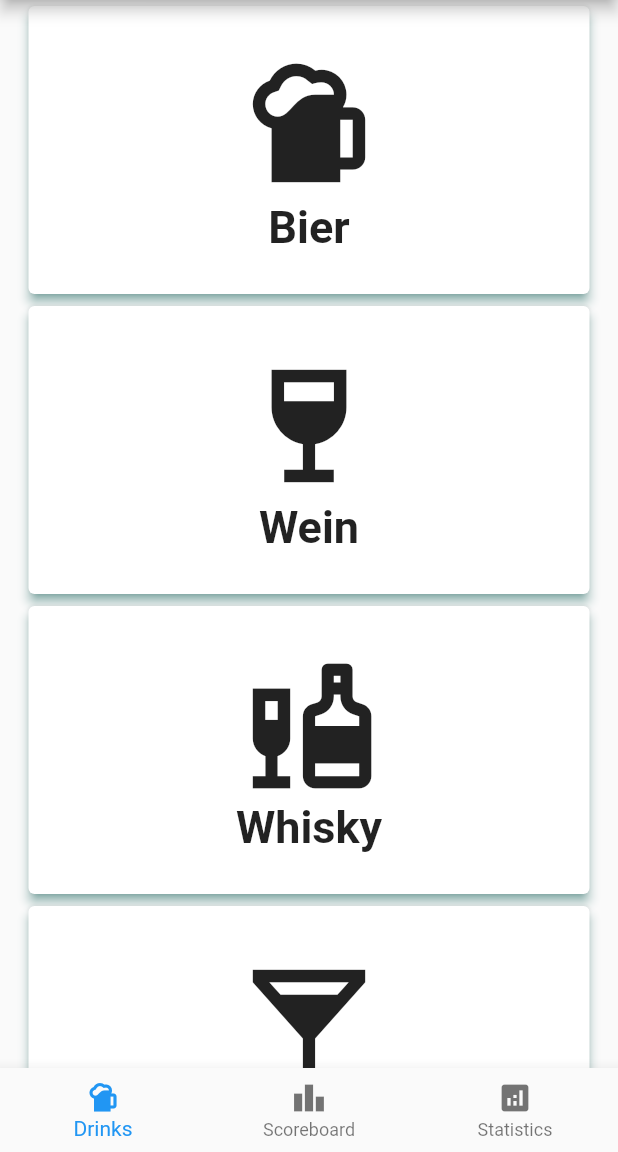
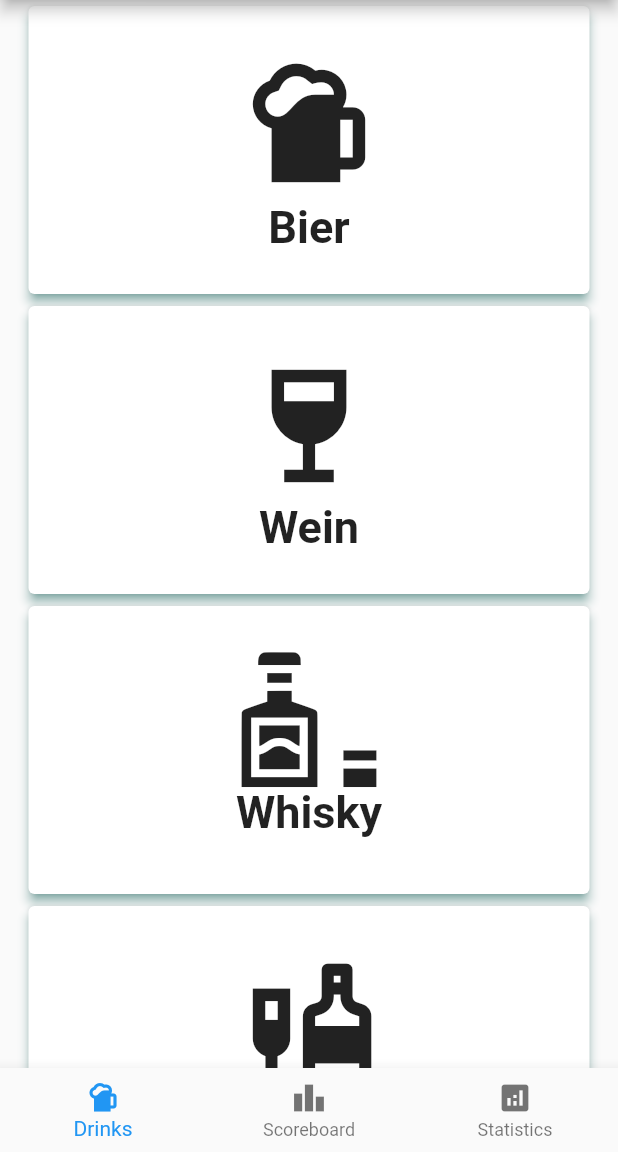
Before and after one commit to Blauben/competitive_sauf_tracker, a Flutter app: the screen it shows after launch, on a phone screen of 412 x 824 dp, the part 84-1236 px from its top. Run offline on Flutter 3.47's test engine with Material 2 defaults, Android fonts, the phone set to English and light mode, and no system bars; our stand-ins replace sqflite; accounts and stored records are empty.

Commit message:
Added Custom Icons

```diff
--- a/lib/main_features/drink_selector/beer/body/beer_selector.dart
+++ b/lib/main_features/drink_selector/beer/body/beer_selector.dart
@@ -13,20 +13,20 @@ class BeerSelectorBody extends StatelessWidget {
         Container(
           margin: EdgeInsets.only(left: 15, right: 15),
           height: 200,
-          child: DrinkSelectorItem(title: "Klein (0,33L)", icon: Icon(Icons.sports_bar, size: 100),),
+          child: DrinkSelectorItem(title: "Klein (0,33L)", icon: Icon(Icons.sports_bar, size: 100), onPressed: () => {},),
 
         ),
         Container(
           margin: EdgeInsets.only(left: 15, right: 15),
           height: 200,
-          child: DrinkSelectorItem(title: "Halbe (0,5L)", icon: Icon(Icons.sports_bar, size: 100),),
+          child: DrinkSelectorItem(title: "Halbe (0,5L)", icon: Icon(Icons.sports_bar, size: 100), onPressed: () => {},),
 
         ),
 
         Container(
           margin: EdgeInsets.only(left: 15, right: 15),
           height: 200,
-          child: DrinkSelectorItem(title: "Mass (1L)", icon: Icon(Icons.sports_bar, size: 100),),
+          child: DrinkSelectorItem(title: "Mass (1L)", icon: Icon(Icons.sports_bar, size: 100), onPressed: () => {},),
 
         ),
       ],
--- a/lib/main_features/drink_selector/body/drink_selector.dart
+++ b/lib/main_features/drink_selector/body/drink_selector.dart
@@ -1,38 +1,71 @@
 import 'package:flutter/material.dart';
+import 'package:sauf_tracker/main_features/drink_selector/beer/body/beer_selector.dart';
 import 'package:sauf_tracker/main_features/drink_selector/widgets/drink_selector_item.dart';
+import 'package:sauf_tracker/util_features/custom_icons/domain/model/custom_icons.dart';
 
 
 
-class DrinkSelectorBody extends StatelessWidget {
+class DrinkSelectorBody extends StatefulWidget {
   const DrinkSelectorBody({Key? key}) : super(key: key);
+
+  @override
+  State<DrinkSelectorBody> createState() => _DrinkSelectorBodyState();
+}
+
+class _DrinkSelectorBodyState extends State<DrinkSelectorBody> {
+  int currentIndex  = 0;
+  late List<Widget> drinkSelectorBodies;
+  @override
+  void initState() {
+    drinkSelectorBodies = [_MainDrinkSelector(showBody: _showBody), const BeerSelectorBody()];
+    super.initState();
+  }
+
+  @override
+  Widget build(BuildContext context) {
+    return drinkSelectorBodies[currentIndex];
+  }
+
+  void _showBody(int index) {
+    print("Show body");
+    setState(() {
+      currentIndex = index;
+    });
+  }
+
+
+}
+
+
+
+class _MainDrinkSelector extends StatelessWidget {
+  final Function(int) showBody;
+  const _MainDrinkSelector({Key? key, required this.showBody}) : super(key: key);
 
   @override
   Widget build(BuildContext context) {
     return ListView(
       children: [
-        _buildCardItem(title: "Bier", icon: Icon(Icons.sports_bar, size: 100,)),
-        _buildCardItem(title: "Wein", icon: Icon(Icons.wine_bar, size: 100,)),
+        _buildCardItem(title: "Bier", icon: const Icon(Icons.sports_bar, size: 100,), index: 1),
+        _buildCardItem(title: "Wein", icon: const Icon(Icons.wine_bar, size: 100,), index: 2),
 
-        _buildCardItem(title: "Whisky", icon: Icon(Icons.liquor, size: 100,)),
+        _buildCardItem(title: "Whisky", icon: const Icon(CustomIcons.whiskey, size: 90,), index: 3),
 
-        _buildCardItem(title: "Cocktail", icon: Icon(Icons.local_bar_sharp, size: 100,))
+        _buildCardItem(title: "Shot", icon: const Icon(Icons.liquor, size: 100,), index: 4),
+
+        _buildCardItem(title: "Cocktail", icon: const Icon(CustomIcons.cocktail, size: 100,), index: 5)
 
       ],
     );
   }
 
-  Container _buildCardItem({required String title, required Icon icon}) {
+  Container _buildCardItem({required String title, required Icon icon, required int index}) {
     return Container(
-      margin: EdgeInsets.only(left: 15, right: 15),
+      margin: const EdgeInsets.only(left: 15, right: 15),
       height: 200,
-      child: DrinkSelectorItem(title: title, icon: icon,),
+      child: DrinkSelectorItem(title: title, icon: icon, onPressed: () => showBody(index),),
+
 
     );
   }
-
-  void _showBody(int index) {
-
-  }
-
-
 }
--- a/lib/main_features/drink_selector/widgets/drink_selector_item.dart
+++ b/lib/main_features/drink_selector/widgets/drink_selector_item.dart
@@ -3,8 +3,8 @@ import 'package:flutter/material.dart';
 class DrinkSelectorItem extends StatelessWidget {
   String title;
   Icon icon;
-  Function? onPressed;
-  DrinkSelectorItem({Key? key, required this.title, required this.icon, this.onPressed}) : super(key: key);
+  void Function() onPressed;
+  DrinkSelectorItem({Key? key, required this.title, required this.icon, required this.onPressed}) : super(key: key);
 
   @override
   Widget build(BuildContext context) {
@@ -12,7 +12,7 @@ class DrinkSelectorItem extends StatelessWidget {
       shadowColor: Colors.teal,
       elevation: 3,
       child: InkWell(
-        onTap: () => onPressed,
+        onTap: onPressed,
         child: Container(
           margin: EdgeInsets.only(top: 30),
           child: Column(
--- /dev/null
+++ b/lib/util_features/custom_icons/domain/model/custom_icons.dart
@@ -0,0 +1,12 @@
+import 'package:flutter/widgets.dart';
+
+class CustomIcons {
+  CustomIcons._();
+
+  static const _kFontFam = 'CustomIcons';
+  static const String? _kFontPkg = null;
+
+  static const IconData digg = IconData(0xe800, fontFamily: _kFontFam, fontPackage: _kFontPkg);
+  static const IconData whiskey = IconData(0xe801, fontFamily: _kFontFam, fontPackage: _kFontPkg);
+  static const IconData cocktail = IconData(0xe802, fontFamily: _kFontFam, fontPackage: _kFontPkg);
+}
--- a/pubspec.yaml
+++ b/pubspec.yaml
@@ -95,3 +95,7 @@ flutter:
   #
   # For details regarding fonts from package dependencies,
   # see https://flutter.dev/custom-fonts/#from-packages
+  fonts:
+    - family: CustomIcons
+      fonts:
+        - asset: fonts/CustomIcons.ttf
```
Also changed, not shown: fonts/CustomIcons.ttf (added), pubspec.lock.
